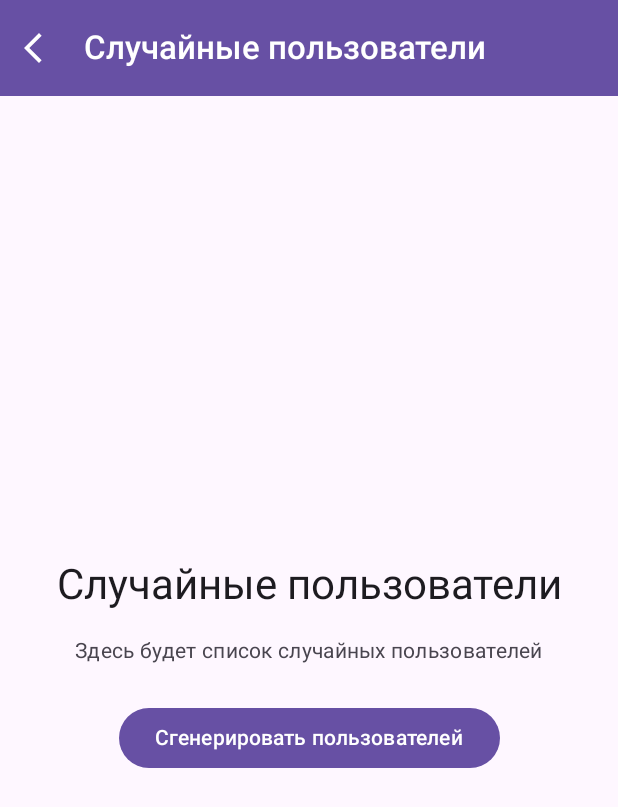
After one commit to abcKristy/RandomUserApp, an Android app built with Jetpack Compose: the ListRandomUserScreen screen opened through its navigation route, on a phone screen of 412 x 824 dp. The commit adds this screen. Shown: the top 807 px of the screen. Run offline under Robolectric (Android 15) with nearby library versions, the phone set to English and light mode, and no system bars; our stand-ins replace Dagger/Hilt's generated code.

Commit message:
добавили 2 ветки реализации и настроили навигацию

```diff
--- a/app/src/main/AndroidManifest.xml
+++ b/app/src/main/AndroidManifest.xml
@@ -9,9 +9,8 @@
         android:allowBackup="true"
         android:dataExtractionRules="@xml/data_extraction_rules"
         android:fullBackupContent="@xml/backup_rules"
-        android:icon="@mipmap/ic_launcher"
+        android:icon="@mipmap/horse"
         android:label="@string/app_name"
-        android:roundIcon="@mipmap/ic_launcher_round"
         android:supportsRtl="true"
         android:theme="@style/Theme.HorseInACoat">
     <activity
--- a/app/src/main/java/com/example/horseinacoat/presentation/screens/MainScreen.kt
+++ b/app/src/main/java/com/example/horseinacoat/presentation/screens/MainScreen.kt
@@ -47,38 +47,38 @@ fun MainScreen(
             horizontalAlignment = Alignment.CenterHorizontally,
             verticalArrangement = Arrangement.Center
         ) {
-            // Иконка приложения
-            Image(
-                painter = painterResource(id = R.drawable.ic_launcher_foreground), // Замени на свою иконку
-                contentDescription = "App Icon",
+            Box(
                 modifier = Modifier
-                    .size(120.dp)
-                    .clip(RoundedCornerShape(16.dp))
-            )
+                    .size(250.dp)
+                    .background(
+                        color = MaterialTheme.colorScheme.primaryContainer,
+                        shape = RoundedCornerShape(20.dp)
+                    )
+                    .clip(RoundedCornerShape(20.dp)),
+                contentAlignment = Alignment.Center
+            ) {
+                Image(
+                    painter = painterResource(id = R.drawable.horse),
+                    contentDescription = "App Icon",
+                    modifier = Modifier
+                        .size(220.dp)
+                        .clip(RoundedCornerShape(16.dp))
+                )
+            }
 
-            Spacer(modifier = Modifier.height(48.dp))
+            Spacer(modifier = Modifier.height(40.dp))
 
-            // Заголовок
             Text(
-                text = "HorseInACoat",
+                text = "Кто будет на этот раз?",
                 style = MaterialTheme.typography.headlineLarge,
                 color = MaterialTheme.colorScheme.primary,
                 fontWeight = FontWeight.Bold,
-                fontSize = 32.sp
-            )
-
-            Spacer(modifier = Modifier.height(8.dp))
-
-            Text(
-                text = "Генератор случайных пользователей",
-                style = MaterialTheme.typography.bodyMedium,
-                color = MaterialTheme.colorScheme.onBackground.copy(alpha = 0.7f),
+                fontSize = 32.sp,
                 textAlign = TextAlign.Center
             )
 
-            Spacer(modifier = Modifier.height(64.dp))
+            Spacer(modifier = Modifier.height(40.dp))
 
-            // Кнопка "Обычный режим"
             Button(
                 onClick = onRandomUserClick,
                 modifier = Modifier
@@ -87,7 +87,7 @@ fun MainScreen(
                 shape = RoundedCornerShape(16.dp),
                 colors = ButtonDefaults.buttonColors(
                     containerColor = MaterialTheme.colorScheme.primary,
-                    contentColor = Color.White
+                    contentColor = MaterialTheme.colorScheme.onPrimary
                 ),
                 elevation = ButtonDefaults.buttonElevation(
                     defaultElevation = 8.dp,
@@ -103,7 +103,6 @@ fun MainScreen(
 
             Spacer(modifier = Modifier.height(16.dp))
 
-            // Кнопка "Кастомная версия"
             Button(
                 onClick = onCustomUserClick,
                 modifier = Modifier
@@ -112,7 +111,7 @@ fun MainScreen(
                 shape = RoundedCornerShape(16.dp),
                 colors = ButtonDefaults.buttonColors(
                     containerColor = MaterialTheme.colorScheme.secondary,
-                    contentColor = Color.White
+                    contentColor = MaterialTheme.colorScheme.onSecondary
                 ),
                 elevation = ButtonDefaults.buttonElevation(
                     defaultElevation = 8.dp,
@@ -129,13 +128,25 @@ fun MainScreen(
     }
 }
 
-@Preview(showBackground = true)
+
+@Preview(name = "Main Screen - Day", showBackground = true)
 @Composable
-fun MainScreenPreview() {
-    HorseInACoatTheme {
+fun MainScreenDayPreview() {
+    HorseInACoatTheme(darkTheme = false) {
         MainScreen(
             onRandomUserClick = {},
             onCustomUserClick = {}
         )
     }
 }
+
+@Preview(name = "Main Screen - Night", showBackground = true)
+@Composable
+fun MainScreenNightPreview() {
+    HorseInACoatTheme(darkTheme = true) {
+        MainScreen(
+            onRandomUserClick = {},
+            onCustomUserClick = {}
+        )
+    }
+}
--- /dev/null
+++ b/app/src/main/java/com/example/horseinacoat/presentation/screens/usual/ListRandomUserScreen.kt
@@ -0,0 +1,121 @@
+package com.example.horseinacoat.presentation.screens.usual
+
+
+import androidx.compose.foundation.layout.Arrangement
+import androidx.compose.foundation.layout.Column
+import androidx.compose.foundation.layout.fillMaxSize
+import androidx.compose.foundation.layout.padding
+import androidx.compose.material3.Button
+import androidx.compose.material3.ButtonDefaults
+import androidx.compose.material3.ExperimentalMaterial3Api
+import androidx.compose.material3.Icon
+import androidx.compose.material3.IconButton
+import androidx.compose.material3.MaterialTheme
+import androidx.compose.material3.Scaffold
+import androidx.compose.material3.Surface
+import androidx.compose.material3.Text
+import androidx.compose.material3.TopAppBar
+import androidx.compose.material3.TopAppBarDefaults
+import androidx.compose.runtime.Composable
+import androidx.compose.ui.Alignment
+import androidx.compose.ui.Modifier
+import androidx.compose.ui.res.painterResource
+import androidx.compose.ui.text.font.FontWeight
+import androidx.compose.ui.tooling.preview.Preview
+import androidx.compose.ui.unit.dp
+import androidx.navigation.NavController
+import androidx.navigation.compose.rememberNavController
+import com.example.horseinacoat.R
+import com.example.horseinacoat.ui.theme.HorseInACoatTheme
+
+@OptIn(ExperimentalMaterial3Api::class)
+@Composable
+fun ListRandomUserScreen(
+    navController: NavController
+) {
+    Scaffold(
+        topBar = {
+            TopAppBar(
+                title = {
+                    Text(
+                        "Случайные пользователи",
+                        color = MaterialTheme.colorScheme.onPrimary,
+                        fontWeight = FontWeight.Medium
+                    )
+                },
+                colors = TopAppBarDefaults.topAppBarColors(
+                    containerColor = MaterialTheme.colorScheme.primary,
+                    navigationIconContentColor = MaterialTheme.colorScheme.onPrimary,
+                    actionIconContentColor = MaterialTheme.colorScheme.onPrimary
+                ),
+                navigationIcon = {
+                    IconButton(
+                        onClick = { navController.popBackStack() }
+                    ) {
+                        Icon(
+                            painter = painterResource(id = R.drawable.ic_back),
+                            contentDescription = "Назад",
+                            tint = MaterialTheme.colorScheme.onPrimary
+                        )
+                    }
+                }
+            )
+        },
+        containerColor = MaterialTheme.colorScheme.background
+    ) { paddingValues ->
+        Surface(
+            modifier = Modifier
+                .fillMaxSize()
+                .padding(paddingValues),
+            color = MaterialTheme.colorScheme.surface
+        ) {
+            Column(
+                modifier = Modifier
+                    .fillMaxSize()
+                    .padding(16.dp),
+                horizontalAlignment = Alignment.CenterHorizontally,
+                verticalArrangement = Arrangement.Center
+            ) {
+                Text(
+                    text = "Случайные пользователи",
+                    style = MaterialTheme.typography.headlineMedium,
+                    color = MaterialTheme.colorScheme.onSurface
+                )
+
+                Text(
+                    text = "Здесь будет список случайных пользователей",
+                    style = MaterialTheme.typography.bodyMedium,
+                    color = MaterialTheme.colorScheme.onSurfaceVariant,
+                    modifier = Modifier.padding(top = 16.dp)
+                )
+
+                Button(
+                    onClick = { /* TODO: Генерация пользователей */ },
+                    modifier = Modifier.padding(top = 24.dp),
+                    colors = ButtonDefaults.buttonColors(
+                        containerColor = MaterialTheme.colorScheme.primary,
+                        contentColor = MaterialTheme.colorScheme.onPrimary
+                    )
+                ) {
+                    Text("Сгенерировать пользователей")
+                }
+            }
+        }
+    }
+}
+
+@Preview(name = "List Random - Day", showBackground = true)
+@Composable
+fun ListRandomUserScreenDayPreview() {
+    HorseInACoatTheme(darkTheme = false) {
+        ListRandomUserScreen(navController = rememberNavController())
+    }
+}
+
+@Preview(name = "List Random - Night", showBackground = true)
+@Composable
+fun ListRandomUserScreenNightPreview() {
+    HorseInACoatTheme(darkTheme = true) {
+        ListRandomUserScreen(navController = rememberNavController())
+    }
+}
--- a/app/src/main/java/com/example/horseinacoat/ui/theme/Theme.kt
+++ b/app/src/main/java/com/example/horseinacoat/ui/theme/Theme.kt
@@ -255,7 +255,7 @@ val unspecified_scheme = ColorFamily(
 fun HorseInACoatTheme(
     darkTheme: Boolean = isSystemInDarkTheme(),
     // Dynamic color is available on Android 12+
-    dynamicColor: Boolean = true,
+    dynamicColor: Boolean = false,
     content: @Composable() () -> Unit
 ) {
   val colorScheme = when {
--- /dev/null
+++ b/app/src/main/res/drawable/ic_add.xml
@@ -0,0 +1,5 @@
+<vector xmlns:android="http://schemas.android.com/apk/res/android" android:height="24dp" android:tint="#000000" android:viewportHeight="960" android:viewportWidth="960" android:width="24dp">
+
+    <path android:fillColor="@android:color/white" android:pathData="M440,520L200,520L200,440L440,440L440,200L520,200L520,440L760,440L760,520L520,520L520,760L440,760L440,520Z"/>
+
+</vector>
--- /dev/null
+++ b/app/src/main/res/drawable/ic_back.xml
@@ -0,0 +1,5 @@
+<vector xmlns:android="http://schemas.android.com/apk/res/android" android:autoMirrored="true" android:height="24dp" android:tint="#000000" android:viewportHeight="960" android:viewportWidth="960" android:width="24dp">
+
+    <path android:fillColor="@android:color/white" android:pathData="M400,880L0,480L400,80L471,151L142,480L471,809L400,880Z"/>
+
+</vector>
```
Also changed, not shown: app/src/main/java/com/example/horseinacoat/presentation/navigation/AppNavigation.kt (+8 -37 lines), app/src/main/java/com/example/horseinacoat/presentation/navigation/NavigationRoutes.kt (+3 -4 lines), app/src/main/java/com/example/horseinacoat/presentation/screens/CustomUserScreen.kt (deleted, +0 -48 lines), app/src/main/java/com/example/horseinacoat/presentation/screens/RandomUserScreen.kt (deleted, +0 -63 lines), app/src/main/java/com/example/horseinacoat/presentation/screens/SavedUsersScreen.kt (deleted, +0 -56 lines), app/src/main/java/com/example/horseinacoat/presentation/screens/UserDetailScreen.kt (deleted, +0 -49 lines), app/src/main/java/com/example/horseinacoat/presentation/screens/custom/CustomMainScreen.kt (added, +108 -0 lines), app/src/main/res/drawable/horse.jpg (added), app/src/main/res/drawable/ic_more.png (added), app/src/main/res/mipmap-hdpi/horse.jpg (added).
